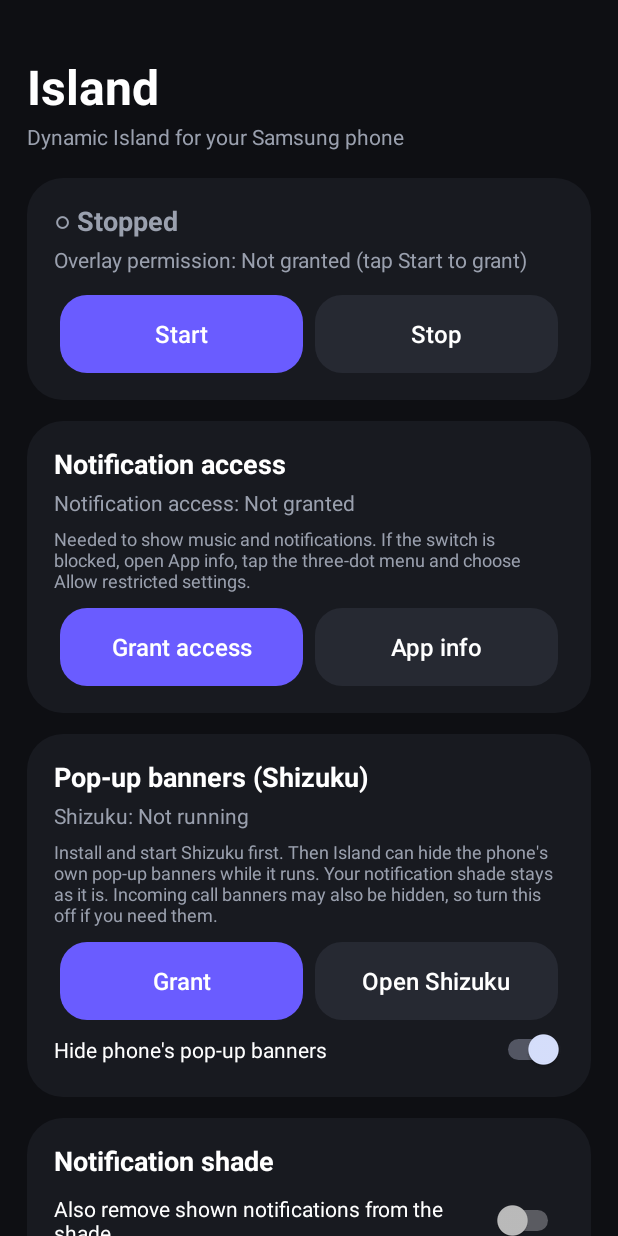
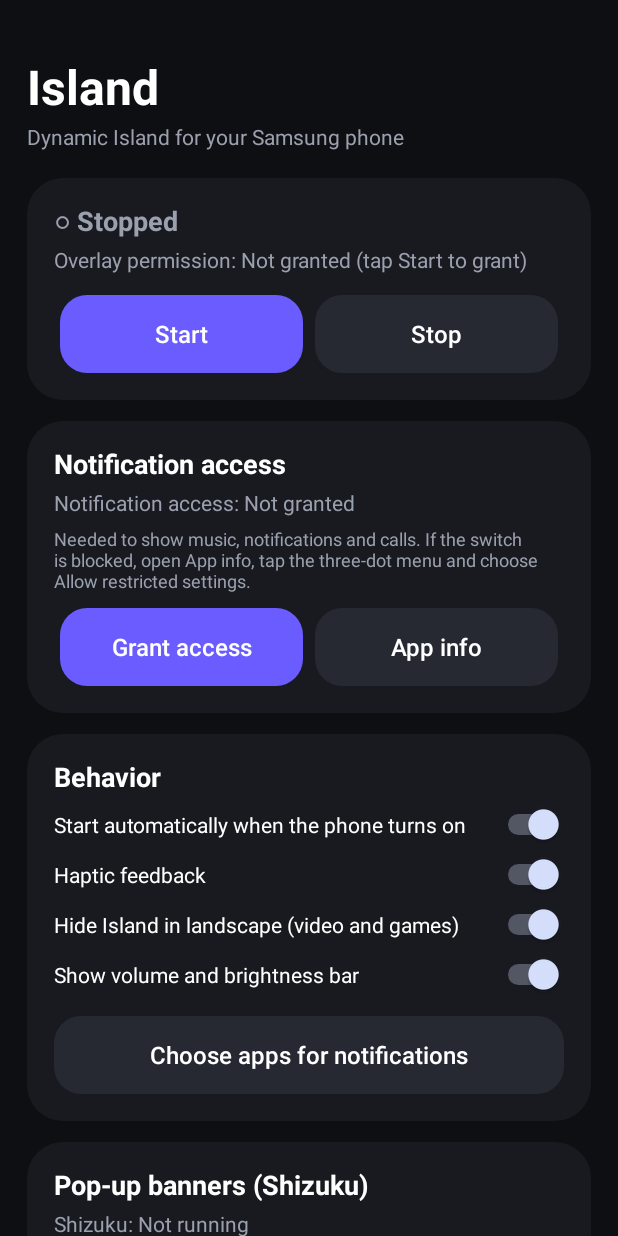
Before and after one commit to ahmedrafayet44-pixel/island-Pro, an Android app: the screen it shows after launch (MainActivity), on a phone screen of 412 x 824 dp. Run offline under Robolectric (Android 15) with nearby library versions, the phone set to English and light mode, and no system bars; libraries missing offline, so code that uses them is left out: rikka.shizuku; 1 statement that could not run was skipped.

Commit message:
Update MainActivity.kt

```diff
--- a/app/src/main/java/com/example/islandpro/MainActivity.kt
+++ b/app/src/main/java/com/example/islandpro/MainActivity.kt
@@ -1,6 +1,7 @@
 package com.example.islandpro
 
 import android.app.Activity
+import android.app.AlertDialog
 import android.content.Context
 import android.content.Intent
 import android.content.SharedPreferences
@@ -13,6 +14,7 @@ import android.os.Build
 import android.os.Bundle
 import android.provider.Settings
 import android.view.Gravity
+import android.view.View
 import android.widget.Button
 import android.widget.LinearLayout
 import android.widget.ScrollView
@@ -29,6 +31,16 @@ class MainActivity : Activity() {
     private val green = Color.parseColor("#3DDC84")
     private val textMain = Color.WHITE
     private val textDim = Color.parseColor("#9AA0AE")
+
+    private val swatchColors = intArrayOf(
+        0xFF000000.toInt(),
+        0xFF1C1C1E.toInt(),
+        0xFF0B1B3A.toInt(),
+        0xFF3A0B1B.toInt(),
+        0xFF0B3A22.toInt(),
+        0xFF25104A.toInt()
+    )
+    private val swatchViews = ArrayList<View>()
 
     private lateinit var prefs: SharedPreferences
     private lateinit var statusText: TextView
@@ -55,7 +67,7 @@ class MainActivity : Activity() {
             setPadding(0, dp(2), 0, dp(18))
         })
 
-        // Status card
+        // Status
         val statusCard = card()
         statusText = label("", 18f, textMain, true)
         permText = label("", 14f, textDim, false).apply { setPadding(0, dp(4), 0, 0) }
@@ -73,14 +85,14 @@ class MainActivity : Activity() {
         statusCard.addView(row)
         root.addView(statusCard)
 
-        // Notification access card
+        // Notification access
         val accessCard = card()
         accessCard.addView(label("Notification access", 18f, textMain, true))
         musicStatus = label("", 14f, textDim, false).apply { setPadding(0, dp(4), 0, 0) }
         accessCard.addView(musicStatus)
         accessCard.addView(
             label(
-                "Needed to show music and notifications. If the switch is blocked, " +
+                "Needed to show music, notifications and calls. If the switch is blocked, " +
                     "open App info, tap the three-dot menu and choose Allow restricted settings.",
                 12f, textDim, false
             ).apply { setPadding(0, dp(6), 0, dp(10)) }
@@ -100,7 +112,28 @@ class MainActivity : Activity() {
         accessCard.addView(accessRow)
         root.addView(accessCard)
 
-        // Shizuku card
+        // Behavior
+        val behCard = card()
+        behCard.addView(label("Behavior", 18f, textMain, true))
+        behCard.addView(makeSwitch("Start automatically when the phone turns on", "autostart", true))
+        behCard.addView(makeSwitch("Haptic feedback", "haptic", true) { restartIfRunning() })
+        behCard.addView(
+            makeSwitch("Hide Island in landscape (video and games)", "hide_land", true) {
+                restartIfRunning()
+            }
+        )
+        behCard.addView(
+            makeSwitch("Show volume and brightness bar", "show_bars", true) { restartIfRunning() }
+        )
+        behCard.addView(
+            actionButton("Choose apps for notifications", false) { chooseApps() },
+            LinearLayout.LayoutParams(
+                LinearLayout.LayoutParams.MATCH_PARENT, dp(52)
+            ).apply { topMargin = dp(14) }
+        )
+        root.addView(behCard)
+
+        // Shizuku
         val shizukuCard = card()
         shizukuCard.addView(label("Pop-up banners (Shizuku)", 18f, textMain, true))
         shizukuStatus = label("", 14f, textDim, false).apply { setPadding(0, dp(4), 0, 0) }
@@ -137,7 +170,7 @@ class MainActivity : Activity() {
         )
         root.addView(shizukuCard)
 
-        // Shade card (fallback without Shizuku)
+        // Shade fallback
         val shadeCard = card()
         shadeCard.addView(label("Notification shade", 18f, textMain, true))
         shadeCard.addView(
@@ -153,21 +186,42 @@ class MainActivity : Activity() {
         )
         root.addView(shadeCard)
 
-        // Size card
+        // Appearance
+        val lookCard = card()
+        lookCard.addView(label("Appearance", 18f, textMain, true))
+        val sw = LinearLayout(this).apply {
+            orientation = LinearLayout.HORIZONTAL
+            setPadding(0, dp(12), 0, dp(4))
+        }
+        for (i in swatchColors.indices) {
+            val v = View(this)
+            v.setOnClickListener {
+                prefs.edit().putInt("pill_color", swatchColors[i]).apply()
+                styleSwatches()
+                restartIfRunning()
+            }
+            swatchViews.add(v)
+            sw.addView(v, LinearLayout.LayoutParams(dp(38), dp(38)).apply { rightMargin = dp(10) })
+        }
+        lookCard.addView(sw)
+        styleSwatches()
+        addSlider(lookCard, "Opacity (%)", "pill_alpha", 40, 100, 100)
+        root.addView(lookCard)
+
+        // Size
         val sizeCard = card()
         sizeCard.addView(label("Size", 18f, textMain, true))
         addSlider(sizeCard, "Width", "w", 60, 220, 120)
         addSlider(sizeCard, "Height", "h", 20, 70, 34)
         root.addView(sizeCard)
 
-        // Position card
+        // Position
         val posCard = card()
         posCard.addView(label("Position", 18f, textMain, true))
         addSlider(posCard, "Distance from top", "top", 0, 80, 8)
         addSlider(posCard, "Left  <  0  >  Right", "x", -200, 200, 0)
         root.addView(posCard)
 
-        // Reset
         root.addView(actionButton("Reset to defaults", false) {
             prefs.edit().clear().apply()
             restartIfRunning()
@@ -202,11 +256,49 @@ class MainActivity : Activity() {
         if (IslandService.running && !IslandService.mediaReady && listenerEnabled()) {
             startForegroundService(Intent(this, IslandService::class.java))
         }
-        // If Island was killed while pop-ups were hidden, bring them back
         if (!IslandService.running && prefs.getBoolean("headsup_off", false)) {
             val ctx = applicationContext
             Thread { ShizukuHelper.setHeadsUp(ctx, true) }.start()
         }
+    }
+
+    private fun styleSwatches() {
+        val cur = prefs.getInt("pill_color", swatchColors[0])
+        for (i in swatchViews.indices) {
+            val sel = swatchColors[i] == cur
+            swatchViews[i].background = GradientDrawable().apply {
+                shape = GradientDrawable.OVAL
+                setColor(swatchColors[i])
+                setStroke(dp(if (sel) 3 else 1), if (sel) accent else Color.parseColor("#555B66"))
+            }
+        }
+    }
+
+    private fun chooseApps() {
+        val pm = packageManager
+        val main = Intent(Intent.ACTION_MAIN).addCategory(Intent.CATEGORY_LAUNCHER)
+        val list = pm.queryIntentActivities(main, 0)
+            .map { it.activityInfo.packageName to it.loadLabel(pm).toString() }
+            .filter { it.first != packageName }
+            .distinctBy { it.first }
+            .sortedBy { it.second.lowercase() }
+        val blocked = HashSet<String>(prefs.getStringSet("blocked_apps", null) ?: emptySet())
+        val names = list.map { it.second }.toTypedArray()
+        val checked = BooleanArray(list.size) { !blocked.contains(list[it].first) }
+        AlertDialog.Builder(this, android.R.style.Theme_DeviceDefault_Dialog_Alert)
+            .setTitle("Apps shown in Island")
+            .setMultiChoiceItems(names, checked) { _, which, isChecked ->
+                checked[which] = isChecked
+            }
+            .setPositiveButton("Save") { _, _ ->
+                val nb = HashSet<String>()
+                for (i in list.indices) {
+                    if (!checked[i]) nb.add(list[i].first)
+                }
+                prefs.edit().putStringSet("blocked_apps", nb).apply()
+            }
+            .setNegativeButton("Cancel", null)
+            .show()
     }
 
     private fun listenerEnabled(): Boolean {
```
